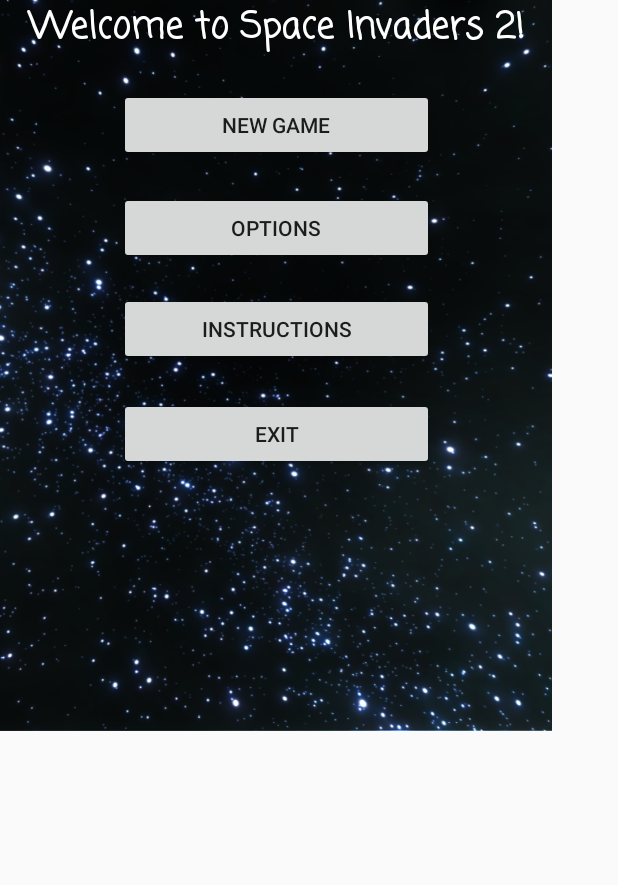
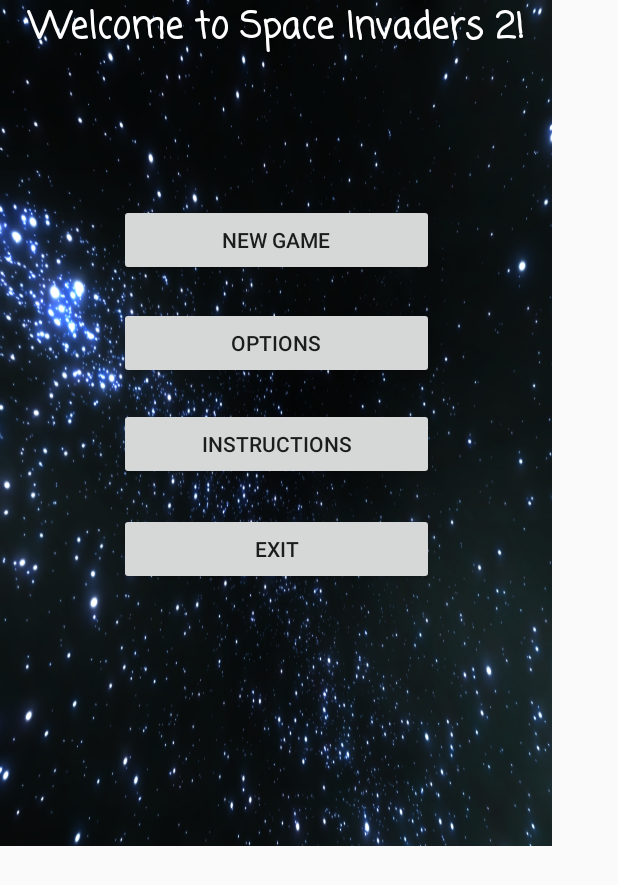
Before and after one commit to septianrazi/SpaceCrusaders, an Android app: the screen it shows after launch (MainMenuActivity), on a phone screen of 412 x 824 dp. Shown: the top 885 px of the screen. Run offline under Robolectric (Android 15) with nearby library versions, the phone set to English and light mode, and no system bars.

Commit message:
Made instructions and exit button in MainMenuActivity functional

```diff
--- a/app/src/main/res/layout/activity_main_menu.xml
+++ b/app/src/main/res/layout/activity_main_menu.xml
@@ -9,11 +9,9 @@
 
     <android.support.constraint.ConstraintLayout
         android:layout_width="368dp"
-        android:layout_height="487dp"
+        android:layout_height="564dp"
         tools:layout_editor_absoluteX="8dp"
         tools:layout_editor_absoluteY="8dp">
-
-
 
 
         <Button
@@ -54,11 +52,11 @@
 
         <ImageView
             android:id="@+id/imageView"
-            android:layout_width="wrap_content"
-            android:layout_height="wrap_content"
-            android:scaleType = "centerCrop"
+            android:layout_width="426dp"
+            android:layout_height="573dp"
+            android:scaleType="fitXY"
             app:srcCompat="@drawable/main_back"
-            tools:layout_editor_absoluteX="0dp"
+            tools:layout_editor_absoluteX="-19dp"
             tools:layout_editor_absoluteY="0dp" />
 
         <TextView
@@ -66,11 +64,11 @@
             android:layout_width="match_parent"
             android:layout_height="wrap_content"
             android:fontFamily="casual"
+            android:gravity="center_horizontal"
             android:text="Welcome to Space Invaders 2!"
             android:textColor="#ffffff"
+            android:textSize="24sp"
             android:textStyle="bold"
-            android:gravity="center_horizontal"
-            android:textSize="24sp"
             android:visibility="visible"
             tools:text="Welcome to Space Invaders 2!" />
 
```
